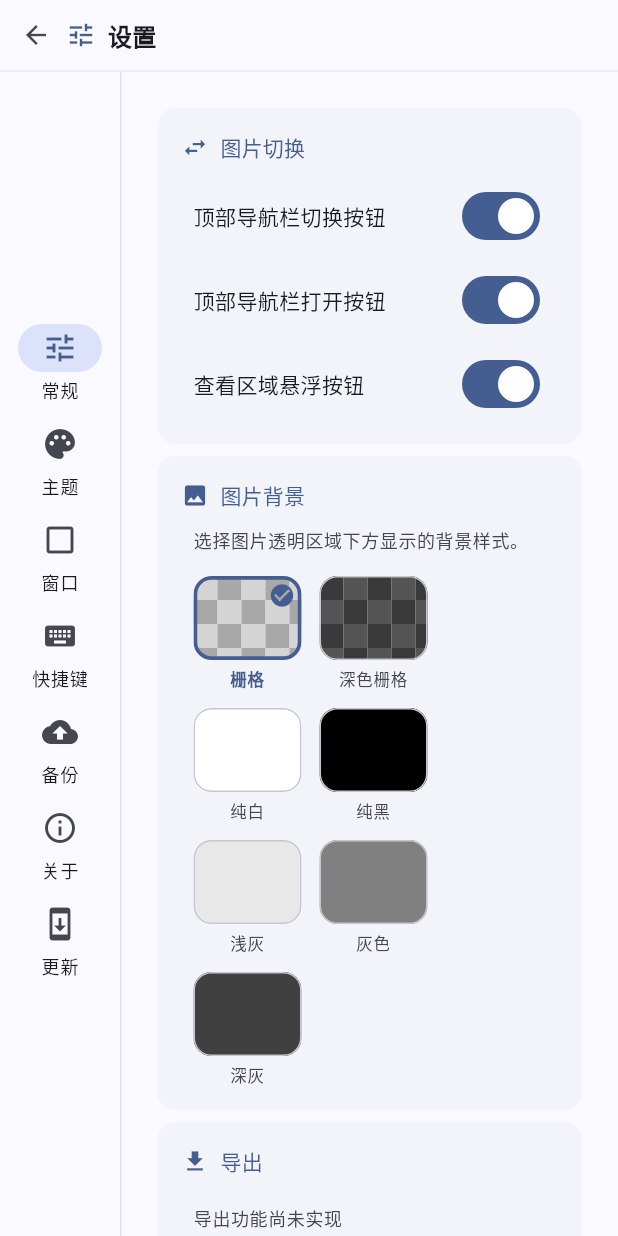
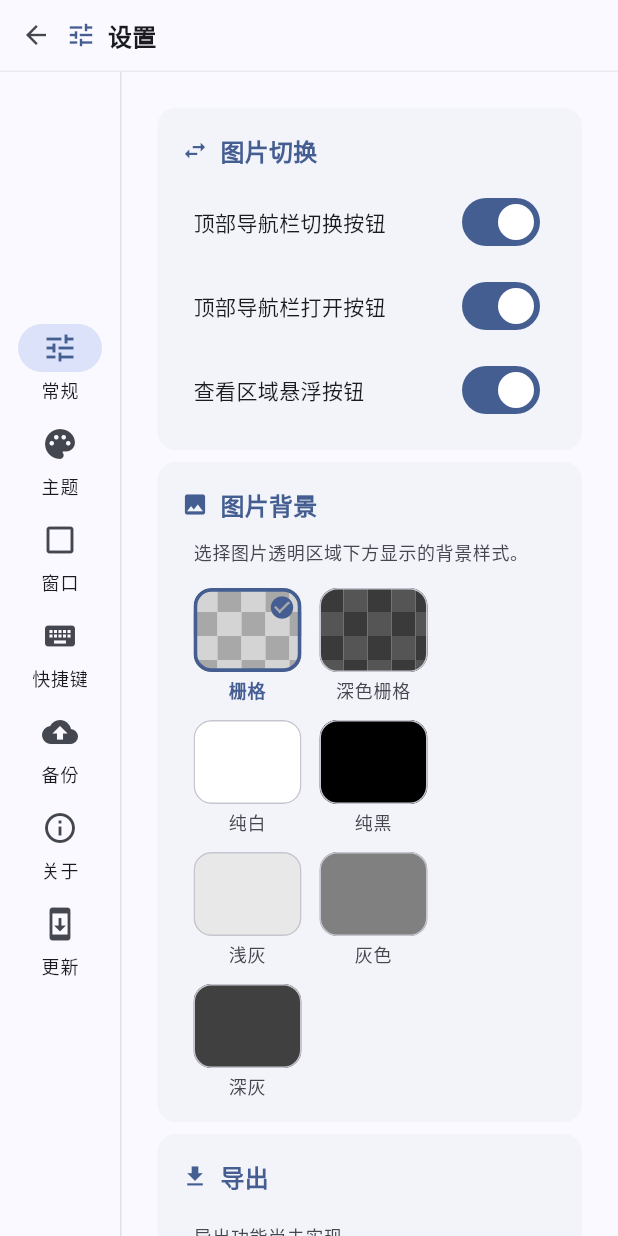
Before and after one commit to QiuQianZzz/imagic, a Flutter app: the _SettingsBody screen opened directly, on a phone screen of 412 x 824 dp. Run offline on Flutter 3.47's test engine with Material 3 defaults, Android fonts, the light colour scheme and no system bars; our stand-ins replace file_picker, flutter_svg, shared_preferences; missing offline and left inert: desktop_drop, window_manager; accounts and stored records are empty; Roboto replaces fonts that are missing (Microsoft YaHei); statements that could not run were skipped.

Commit message:
feat: 统一调整文本样式与主题文字尺寸
- 更新全局主题的bodySmall和labelSmall文字样式，调整字号与行高
- 优化设置页主题卡片标题与调色板名称的文本样式
- 统一图片查看器缩放指示器的文本使用labelMedium样式

```diff
--- a/lib/core/theme/app_theme.dart
+++ b/lib/core/theme/app_theme.dart
@@ -108,10 +108,10 @@ class AppTheme {
       titleSmall: TextStyle(fontFamily: f, fontWeight: FontWeight.w500, fontSize: 14, height: 1.43),
       bodyLarge: TextStyle(fontFamily: f, fontWeight: FontWeight.w400, fontSize: 16, height: 1.50),
       bodyMedium: TextStyle(fontFamily: f, fontWeight: FontWeight.w400, fontSize: 14, height: 1.43),
-      bodySmall: TextStyle(fontFamily: f, fontWeight: FontWeight.w400, fontSize: 12, height: 1.33),
+      bodySmall: TextStyle(fontFamily: f, fontWeight: FontWeight.w500, fontSize: 12, height: 1.33),
       labelLarge: TextStyle(fontFamily: f, fontWeight: FontWeight.w500, fontSize: 14, height: 1.43),
       labelMedium: TextStyle(fontFamily: f, fontWeight: FontWeight.w500, fontSize: 12, height: 1.33),
-      labelSmall: TextStyle(fontFamily: f, fontWeight: FontWeight.w500, fontSize: 11, height: 1.45),
+      labelSmall: TextStyle(fontFamily: f, fontWeight: FontWeight.w500, fontSize: 12, height: 1.33),
     );
   }
 }
--- a/lib/features/settings/ui/sections/theme_section.dart
+++ b/lib/features/settings/ui/sections/theme_section.dart
@@ -506,7 +506,6 @@ class _PaletteCard extends StatelessWidget {
           const SizedBox(width: 6),
           Expanded(
             child: Text(name, style: Theme.of(context).textTheme.labelSmall?.copyWith(
-              fontSize: 10,
               color: cs.onSurfaceVariant,
             ), maxLines: 1, overflow: TextOverflow.ellipsis),
           ),
--- a/lib/features/settings/ui/widgets/section_card.dart
+++ b/lib/features/settings/ui/widgets/section_card.dart
@@ -26,7 +26,10 @@ class SectionCard extends StatelessWidget {
               children: [
                 Icon(icon, size: 18, color: cs.primary),
                 const SizedBox(width: 8),
-                Text(title, style: Theme.of(context).textTheme.titleSmall?.copyWith(color: cs.primary)),
+                Text(title, style: Theme.of(context).textTheme.titleMedium?.copyWith(
+                  color: cs.primary,
+                  fontWeight: FontWeight.w600,
+                )),
               ],
             ),
             const SizedBox(height: 12),
```
Also changed, not shown: lib/features/viewer/ui/widgets/zoom_indicator.dart (+4 -4 lines).
